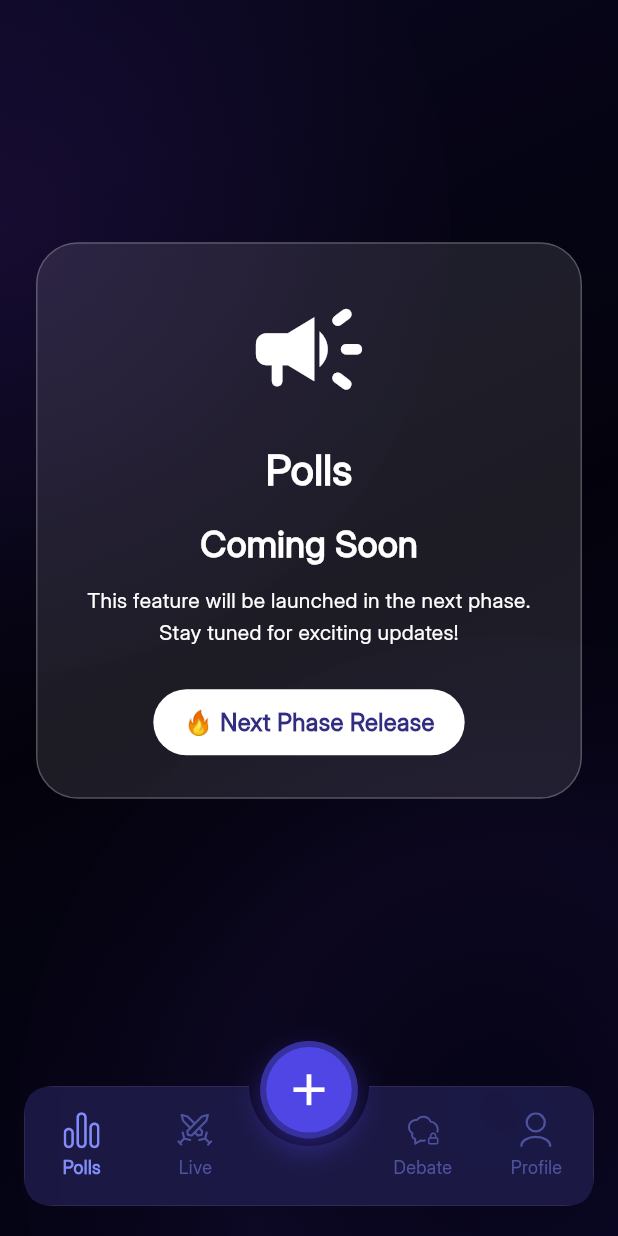
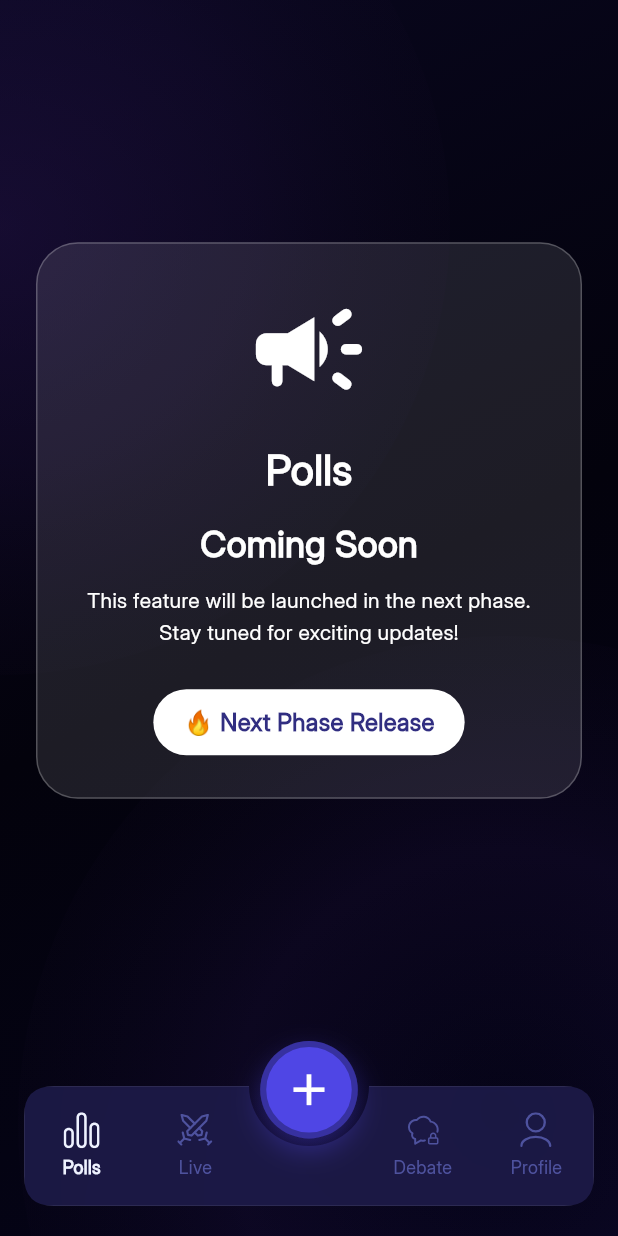
Before and after one commit to shekhorchandra/verdict_debate, a Flutter app: the UserNavigationBarPage screen opened by its route, on a phone screen of 412 x 824 dp. Run offline on Flutter 3.47's test engine with Material 3 defaults, Android fonts, the phone set to English and light mode, and no system bars; our stand-ins replace country_picker, dotted_border, flutter_credit_card, flutter_svg, get, loading_indicator and 1 more; accounts and stored records are empty.

Commit message:
bottom nav bar color change

```diff
--- a/lib/App/modules/debate/User_bottom_nav_bar/views/bottom_nav_view.dart
+++ b/lib/App/modules/debate/User_bottom_nav_bar/views/bottom_nav_view.dart
@@ -99,7 +99,7 @@ class UserNavigationBarPage extends GetView<UserNavigationBarController> {
     bool isSelected = controller.selectedIndex.value == index;
     // Highlight color (s400) or inactive color (s400 with opacity)
     Color color = isSelected
-        ? AppColor.primaryScale.s400
+        ? AppColor.primaryScale.s50
         : AppColor.primaryScale.s400.withOpacity(0.5);
 
     return GestureDetector(
```
